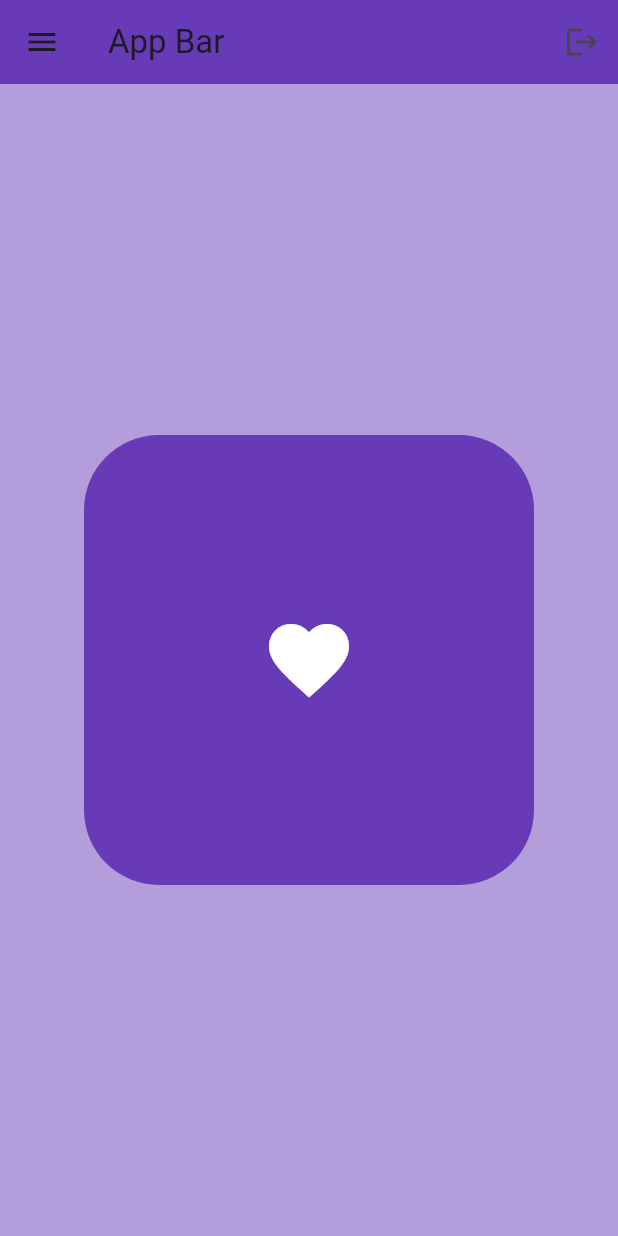
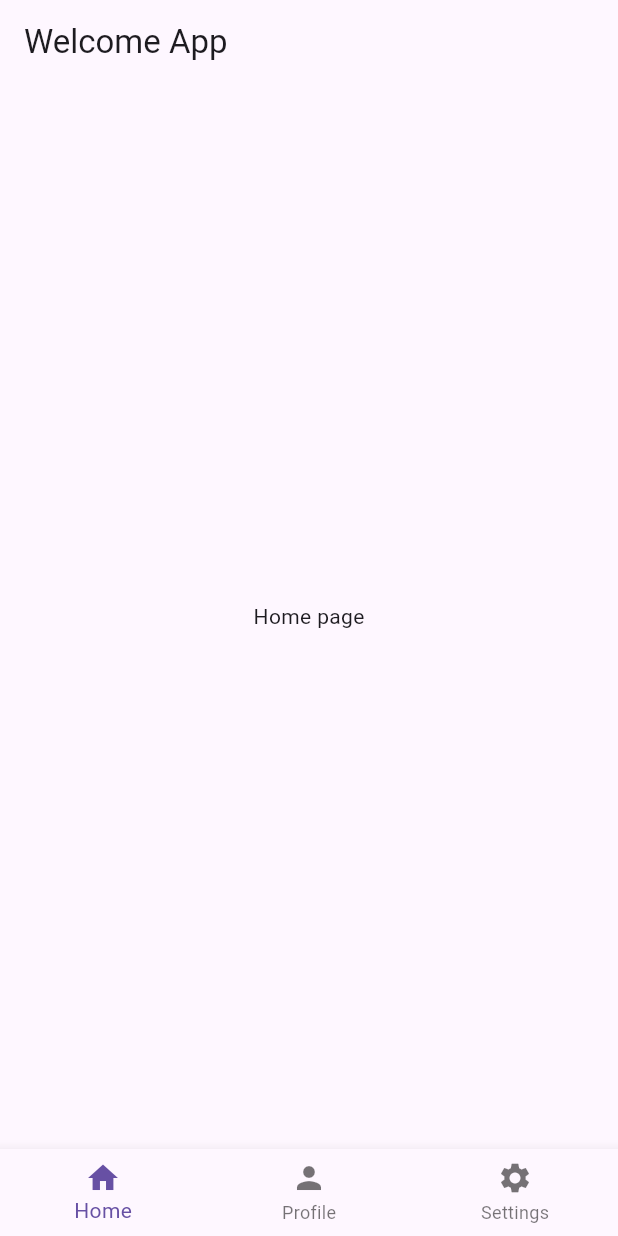
Before and after one commit to vmonsalve/learn_flutter, a Flutter app: the screen it shows after launch, on a phone screen of 412 x 824 dp. Run offline on Flutter 3.47's test engine with Material 3 defaults, Android fonts, the phone set to English and light mode, and no system bars.

Commit message:
menu app

```diff
--- a/analysis_options.yaml
+++ b/analysis_options.yaml
@@ -7,6 +7,9 @@
 
 # The following line activates a set of recommended lints for Flutter apps,
 # packages, and plugins designed to encourage good coding practices.
+analyzer:
+  errors:
+    unused_import: ignore
 include: package:flutter_lints/flutter.yaml
 
 linter:
--- a/lib/main.dart
+++ b/lib/main.dart
@@ -1,48 +1,24 @@
 import 'package:flutter/material.dart';
+import 'package:primeros_pasos/pages/first_page.dart';
+import 'package:primeros_pasos/pages/home_page.dart';
+import 'package:primeros_pasos/pages/setting_page.dart';
 
 void main() {
-  runApp(const MyApp());
+  runApp(MyApp());
 }
 
 class MyApp extends StatelessWidget {
-  const MyApp({super.key});
+  MyApp({super.key});
+
   @override
   Widget build(BuildContext context) {
     return MaterialApp(
       debugShowCheckedModeBanner: false,
-      home: Scaffold(
-        backgroundColor: Colors.deepPurple[200],
-        appBar: AppBar(
-          title: Text("App Bar"),
-          backgroundColor: Colors.deepPurple,
-          elevation: 0,
-          leading: Icon(
-            Icons.menu,
-          ),
-          actions: [
-            IconButton(
-              onPressed: () {},
-              icon: Icon(Icons.logout),
-            ),
-          ],
-        ),
-        body: Center(
-          child: Container(
-            height: 300,
-            width: 300,
-            decoration: BoxDecoration(
-              color: Colors.deepPurple,
-              borderRadius: BorderRadius.circular(50),
-            ),
-            padding: const EdgeInsets.all(50),
-            child: Icon(
-              Icons.favorite,
-              color: Colors.white,
-              size: 64,
-            ),
-          ),
-        ),
-      ),
+      home: FirstPage(),
+      routes: {
+        '/homepage': (context) => HomePage(),
+        '/settingpage': (context) => SettingPage(),
+      },
     );
   }
 }
--- /dev/null
+++ b/lib/pages/first_page.dart
@@ -0,0 +1,51 @@
+import 'package:flutter/material.dart';
+import 'package:primeros_pasos/pages/home_page.dart';
+import 'package:primeros_pasos/pages/profile_page.dart';
+import 'package:primeros_pasos/pages/setting_page.dart';
+
+class FirstPage extends StatefulWidget {
+  FirstPage({super.key});
+
+  @override
+  State<FirstPage> createState() => _FirstPageState();
+}
+
+class _FirstPageState extends State<FirstPage> {
+  void _navegateBottomBar(int index) {
+    setState(() {
+      _selectedIndex = index;
+    });
+  }
+
+  int _selectedIndex = 0;
+
+  final List _pages = [HomePage(), ProfilePage(), SettingPage()];
+
+  @override
+  Widget build(BuildContext context) {
+    return Scaffold(
+      appBar: AppBar(
+        title: Text("Welcome App"),
+      ),
+      body: _pages[_selectedIndex],
+      bottomNavigationBar: BottomNavigationBar(
+        currentIndex: _selectedIndex,
+        onTap: _navegateBottomBar,
+        items: [
+          BottomNavigationBarItem(
+            icon: Icon(Icons.home),
+            label: "Home",
+          ),
+          BottomNavigationBarItem(
+            icon: Icon(Icons.person),
+            label: "Profile",
+          ),
+          BottomNavigationBarItem(
+            icon: Icon(Icons.settings),
+            label: "Settings",
+          )
+        ],
+      ),
+    );
+  }
+}
--- /dev/null
+++ b/lib/pages/home_page.dart
@@ -0,0 +1,16 @@
+import 'package:flutter/material.dart';
+import 'package:primeros_pasos/pages/profile_page.dart';
+import 'package:primeros_pasos/pages/setting_page.dart';
+
+class HomePage extends StatelessWidget {
+  const HomePage({super.key});
+
+  @override
+  Widget build(BuildContext context) {
+    return Scaffold(
+      body: Center(
+        child: Text("Home page"),
+      ),
+    );
+  }
+}
--- /dev/null
+++ b/lib/pages/profile_page.dart
@@ -0,0 +1,14 @@
+import 'package:flutter/material.dart';
+
+class ProfilePage extends StatelessWidget {
+  const ProfilePage({super.key});
+
+  @override
+  Widget build(BuildContext context) {
+    return Scaffold(
+      body: Center(
+        child: Text("Profile page"),
+      ),
+    );
+  }
+}
--- /dev/null
+++ b/lib/pages/setting_page.dart
@@ -0,0 +1,14 @@
+import 'package:flutter/material.dart';
+
+class SettingPage extends StatelessWidget {
+  const SettingPage({super.key});
+
+  @override
+  Widget build(BuildContext context) {
+    return Scaffold(
+      body: Center(
+        child: Text("Setting Page"),
+      ),
+    );
+  }
+}
--- a/pubspec.yaml
+++ b/pubspec.yaml
@@ -30,7 +30,7 @@ environment:
 dependencies:
   flutter:
     sdk: flutter
-
+  http: ^0.13.4
 
   # The following adds the Cupertino Icons font to your application.
   # Use with the CupertinoIcons class for iOS style icons.
```
Also changed, not shown: pubspec.lock.
